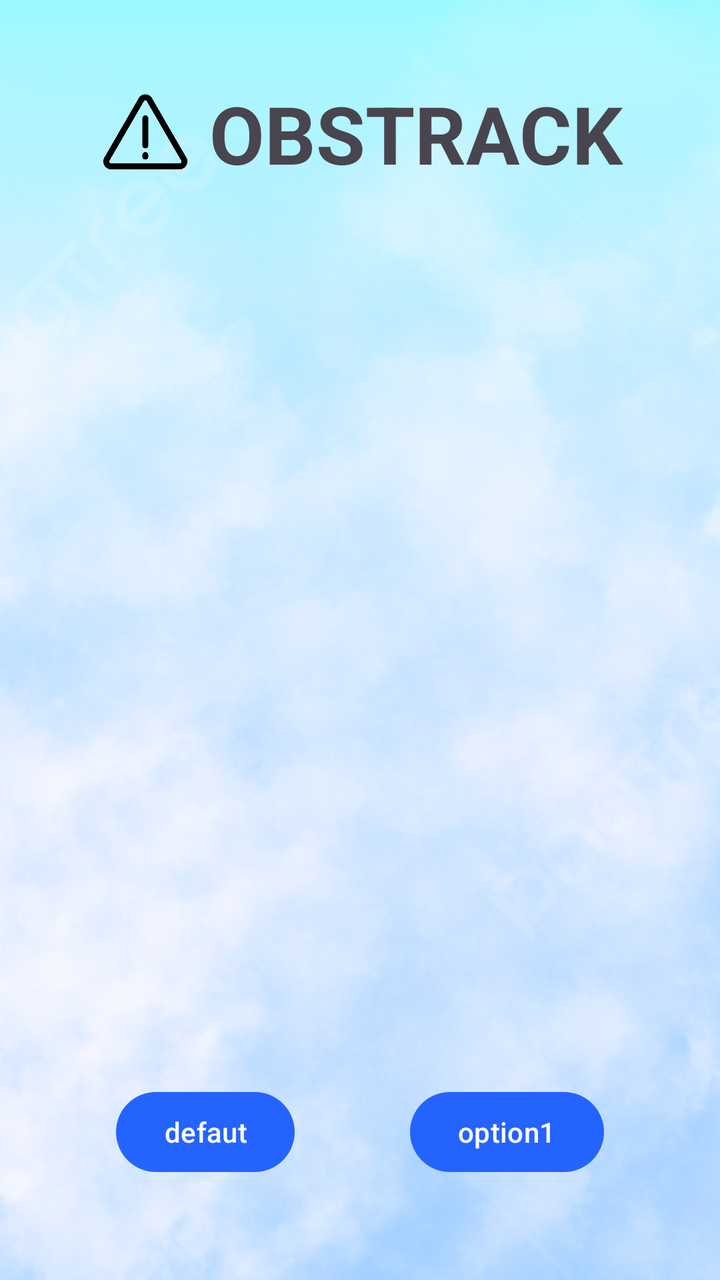
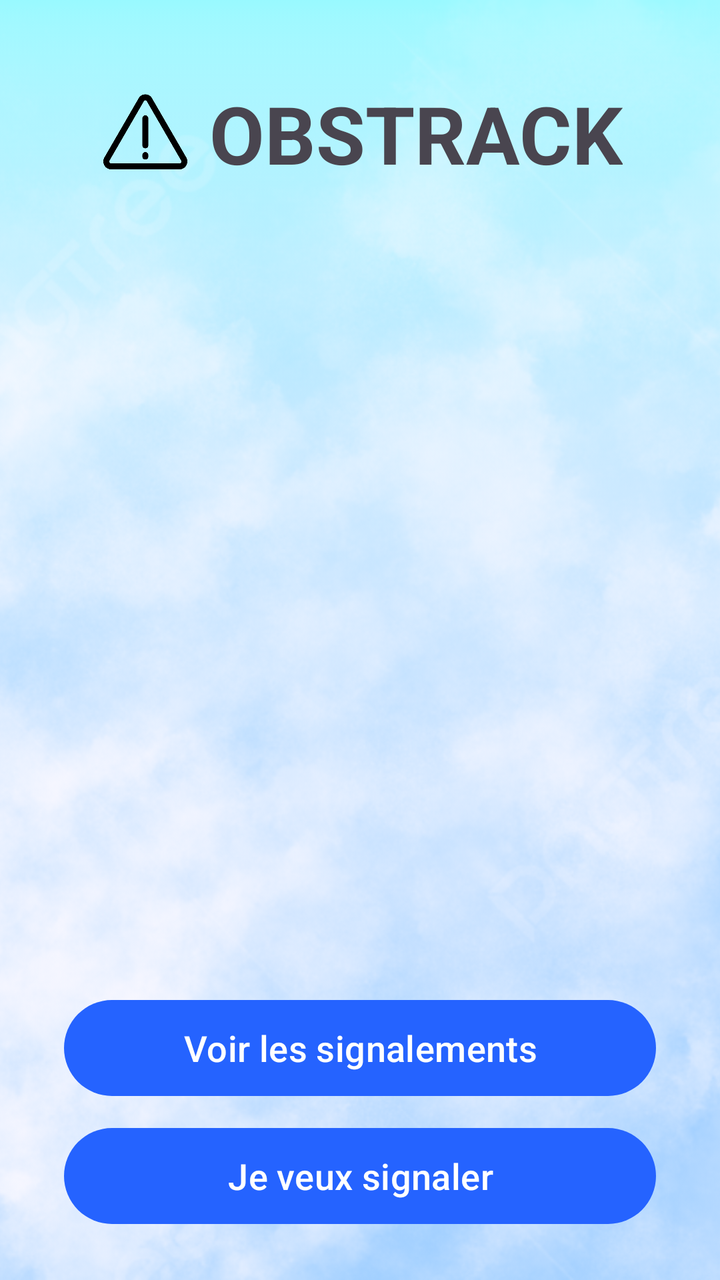

Screens rendered from an Android XML layout before and after an edit, with the pre-edit source and the edit as a unified diff.
<!-- AndroidManifest.xml: application theme Theme.Obstrack -->
<!-- res/layout/activity_main.xml -->
<?xml version="1.0" encoding="utf-8"?>
<androidx.constraintlayout.widget.ConstraintLayout xmlns:android="http://schemas.android.com/apk/res/android"
    xmlns:app="http://schemas.android.com/apk/res-auto"
    xmlns:tools="http://schemas.android.com/tools"
    android:id="@+id/main"
    android:layout_width="match_parent"
    android:layout_height="match_parent"
    tools:context=".MainActivity">

    <ImageView
        android:id="@+id/backgroundImage"
        android:layout_width="match_parent"
        android:layout_height="match_parent"
        android:scaleType="centerCrop"
        android:src="@drawable/fondmenu"
        android:alpha="0.4"
        app:layout_constraintTop_toTopOf="parent"
        app:layout_constraintBottom_toBottomOf="parent"
        app:layout_constraintStart_toStartOf="parent"
        app:layout_constraintEnd_toEndOf="parent"/>

    <LinearLayout
        android:id="@+id/titleContainer"
        android:layout_width="wrap_content"
        android:layout_height="wrap_content"
        android:layout_marginTop="40dp"
        android:gravity="center_vertical"
        android:orientation="horizontal"
        app:layout_constraintEnd_toEndOf="parent"
        app:layout_constraintStart_toStartOf="parent"
        app:layout_constraintTop_toTopOf="parent">

        <ImageView
            android:id="@+id/logoImage"
            android:layout_width="48dp"
            android:layout_height="48dp"
            android:layout_marginEnd="8dp"
            android:src="@mipmap/logo" />

        <TextView
            android:id="@+id/textView"
            android:layout_width="wrap_content"
            android:layout_height="wrap_content"
            android:text="OBSTRACK"
            android:textSize="40sp"
            android:textStyle="bold" />
    </LinearLayout>

    <ImageView
        android:id="@+id/imageView"
        android:layout_width="360dp"
        android:layout_height="280dp"
        android:scaleType="fitCenter"
        app:layout_constraintTop_toTopOf="parent"
        app:layout_constraintBottom_toBottomOf="parent"
        app:layout_constraintStart_toStartOf="parent"
        app:layout_constraintEnd_toEndOf="parent"/>

    <Button
        android:id="@+id/goDefault"
        android:layout_width="wrap_content"
        android:layout_height="wrap_content"
        android:text="defaut"
        android:layout_marginBottom="50dp"
        app:layout_constraintBottom_toBottomOf="parent"
        app:layout_constraintStart_toStartOf="parent"
        app:layout_constraintEnd_toStartOf="@id/option" />

    <Button
        android:id="@+id/option"
        android:layout_width="wrap_content"
        android:layout_height="wrap_content"
        android:text="option1"
        app:layout_constraintBottom_toBottomOf="@id/goDefault"
        app:layout_constraintStart_toEndOf="@id/goDefault"
        app:layout_constraintEnd_toEndOf="parent" />

</androidx.constraintlayout.widget.ConstraintLayout>
<!-- resources referenced by this layout -->
<resources>
  <!-- drawable fondmenu: png bitmap (drawable, 704039 bytes) -->
  <!-- mipmap logo: png bitmap (mipmap-xxhdpi, 11479 bytes) -->
  <style name="Theme.Obstrack" parent="Theme.Material3.Light.NoActionBar">
          <item name="colorPrimary">@color/blue_obstrack</item>
          <item name="colorPrimaryVariant">@color/blue_night</item>
          <item name="colorOnPrimary">@color/white</item>
          <item name="colorSecondary">@color/blue_obstrack</item>
          <item name="colorSecondaryVariant">@color/blue_night</item>
          <item name="colorOnSecondary">@color/black</item>
          <item name="android:statusBarColor">@color/blue_night</item>
      </style>
  <color name="blue_obstrack">#2563FF</color>
  <color name="blue_night">#1E2B3C</color>
  <color name="white">#FFFFFF</color>
  <color name="black">#000000</color>
</resources>

<!-- the commit's change to res/layout/activity_main.xml (unified diff, before → after) -->
@@ -58,21 +58,28 @@
 
     <Button
         android:id="@+id/goDefault"
-        android:layout_width="wrap_content"
-        android:layout_height="wrap_content"
-        android:text="defaut"
-        android:layout_marginBottom="50dp"
-        app:layout_constraintBottom_toBottomOf="parent"
+        android:layout_width="0dp"
+        android:layout_height="56dp"
+        android:text="Voir les signalements"
+        android:textSize="18sp"
+        android:layout_marginStart="32dp"
+        android:layout_marginEnd="32dp"
+        android:layout_marginBottom="8dp"
+        app:layout_constraintBottom_toTopOf="@id/option"
         app:layout_constraintStart_toStartOf="parent"
-        app:layout_constraintEnd_toStartOf="@id/option" />
+        app:layout_constraintEnd_toEndOf="parent" />
 
     <Button
         android:id="@+id/option"
-        android:layout_width="wrap_content"
-        android:layout_height="wrap_content"
-        android:text="option1"
-        app:layout_constraintBottom_toBottomOf="@id/goDefault"
-        app:layout_constraintStart_toEndOf="@id/goDefault"
+        android:layout_width="0dp"
+        android:layout_height="56dp"
+        android:text="Je veux signaler"
+        android:textSize="18sp"
+        android:layout_marginStart="32dp"
+        android:layout_marginEnd="32dp"
+        android:layout_marginBottom="24dp"
+        app:layout_constraintBottom_toBottomOf="parent"
+        app:layout_constraintStart_toStartOf="parent"
         app:layout_constraintEnd_toEndOf="parent" />
 
 </androidx.constraintlayout.widget.ConstraintLayout>
